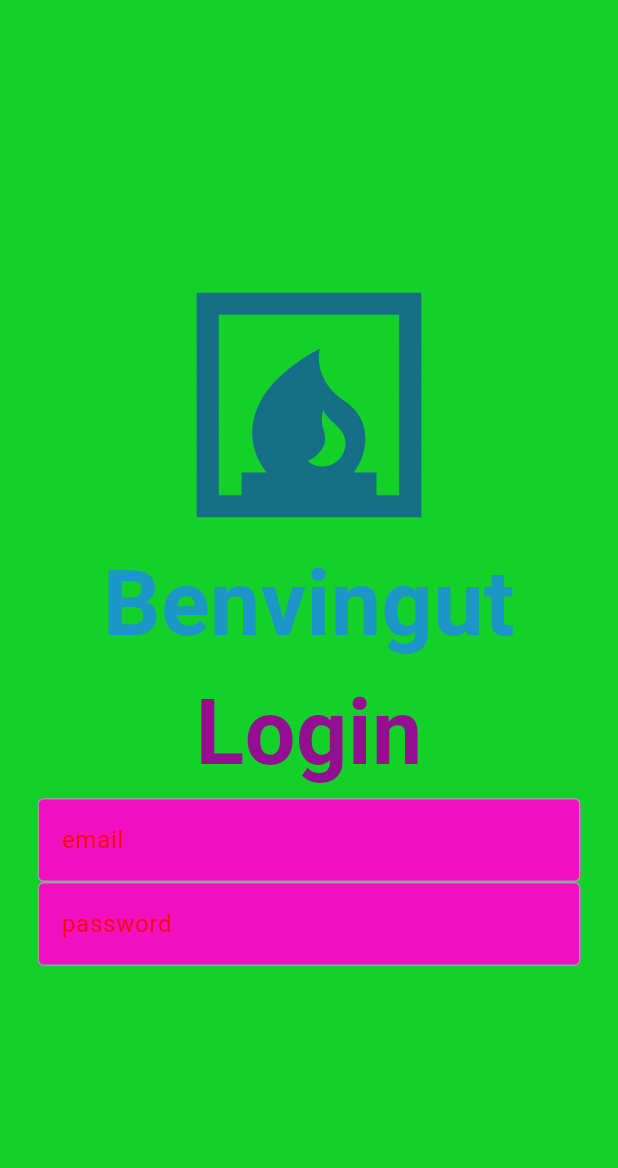
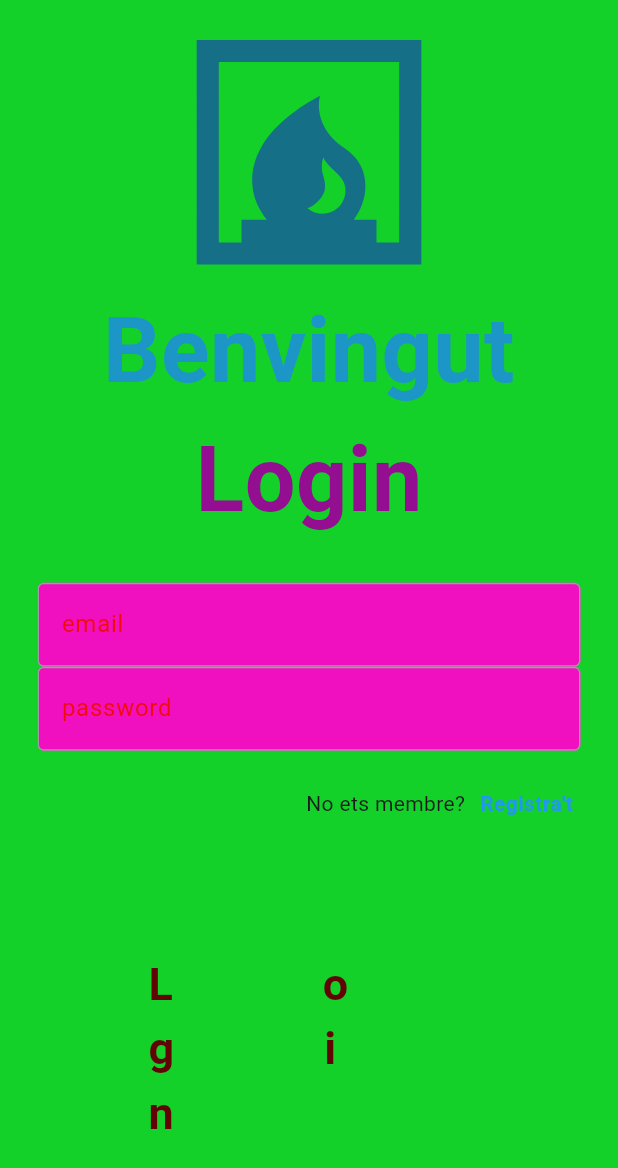
Before and after one commit to RPM171/firebase_flutter, a Flutter app: the screen it shows after launch, on a phone screen of 412 x 824 dp. Shown: the top 1168 px of the screen. Run offline on Flutter 3.47's test engine with Material 3 defaults, Android fonts, the phone set to English and light mode, and no system bars.

Commit message:
UI login

```diff
--- a/lib/Components/TextField_auth.dart
+++ b/lib/Components/TextField_auth.dart
@@ -14,8 +14,8 @@ final bool ObscureText;
     return Padding(padding: const EdgeInsets.symmetric(horizontal:25),
     child: TextField(
       cursorColor:  const Color.fromARGB(255, 255, 253, 253),
-      style: TextStyle(
-        color: Colors.white,(fontSize: 16,fontWeight: FontWeight.w400),
+      style: const TextStyle(
+        color: Colors.white,
       ),
       controller: controller,
       obscureText: ObscureText,
--- /dev/null
+++ b/lib/Components/button_auth.dart
@@ -0,0 +1,21 @@
+import 'package:flutter/material.dart';
+
+class button_auth extends StatelessWidget {
+  const button_auth({super.key});
+
+  @override
+  Widget build(BuildContext context) {
+    return Container(
+      padding: const EdgeInsets.all(24),
+      margin:  const EdgeInsets.all(25),
+      child: const Text("Login",
+      style: TextStyle(
+      color: Color.fromARGB(255, 99, 4, 4),
+      fontWeight: FontWeight.bold,
+      fontSize: 30,
+      letterSpacing: 100,
+      ),
+      ),
+    );
+  }
+}
--- a/lib/Pagines/paginalogin.dart
+++ b/lib/Pagines/paginalogin.dart
@@ -1,4 +1,5 @@
 import 'package:firebase_flutter/Components/TextField_auth.dart';
+import 'package:firebase_flutter/Components/button_auth.dart';
 import 'package:flutter/material.dart';
 
 class PaginaLogin extends StatefulWidget {
@@ -19,17 +20,19 @@ class _PaginaLoginState extends State<PaginaLogin> {
         child: Column(
           mainAxisAlignment: MainAxisAlignment.center,
           children: [
-          Icon(
+          const Icon(
             Icons.fireplace,
             size: 180,
             color: Color.fromARGB(142, 23, 35, 209),
           ),
-          Text(
+          const Text(
           "Benvingut",
           style: TextStyle(fontSize: 60, fontWeight: FontWeight.bold, color: Color.fromARGB(255, 28, 150, 199)),
           textAlign: TextAlign.center,
           ),
-          Row(
+          const Padding(
+            padding:  EdgeInsets.symmetric(horizontal: 25),
+            child: Row(
               children: [
                 Expanded(
                   child: Divider(
@@ -40,6 +43,7 @@ class _PaginaLoginState extends State<PaginaLogin> {
                     color: Color.fromARGB(255, 0, 0, 0),
                   ),
                 ),
+                SizedBox(height: 25),
                 Text(
                   "Login",
                   style: TextStyle(fontSize: 60, fontWeight: FontWeight.bold, color: Color.fromARGB(255, 147, 14, 144)),
@@ -55,8 +59,32 @@ class _PaginaLoginState extends State<PaginaLogin> {
                 ),
               ],
             ),
+          ),
+          const SizedBox(height: 25,),
           TextField_auth(hint: "email", controller: controllerEmail, ObscureText: false),
           TextField_auth(hint: "password", controller: controllerPassword, ObscureText: true),
+          const SizedBox(height: 25,) ,
+             Padding(
+             padding: EdgeInsets.symmetric(horizontal: 30),
+             child: Row(
+              mainAxisAlignment: MainAxisAlignment.end,
+              children: [
+                  const Text("No ets membre?"),
+                 const SizedBox(width: 10,),
+                GestureDetector(
+                  child:  const Text("Registra't",
+                  style: TextStyle(fontWeight: FontWeight.bold,
+                  color: Colors.blue,
+                  ),
+                  ),
+                ),
+              ],
+            ),
+           ),
+           const SizedBox(height: 40,),
+           const button_auth(
+
+          ),
           ],
         ),
       ),
```
Lines whose indentation alone changed are shown as unchanged.
